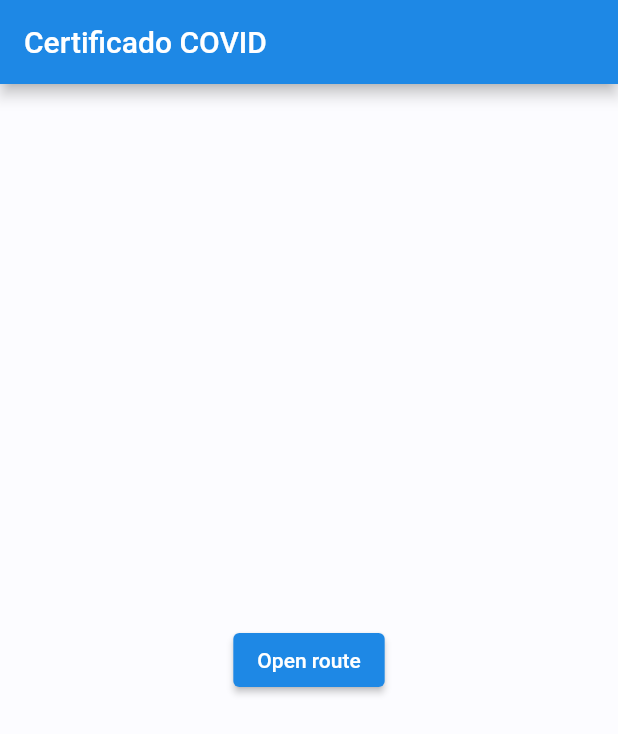
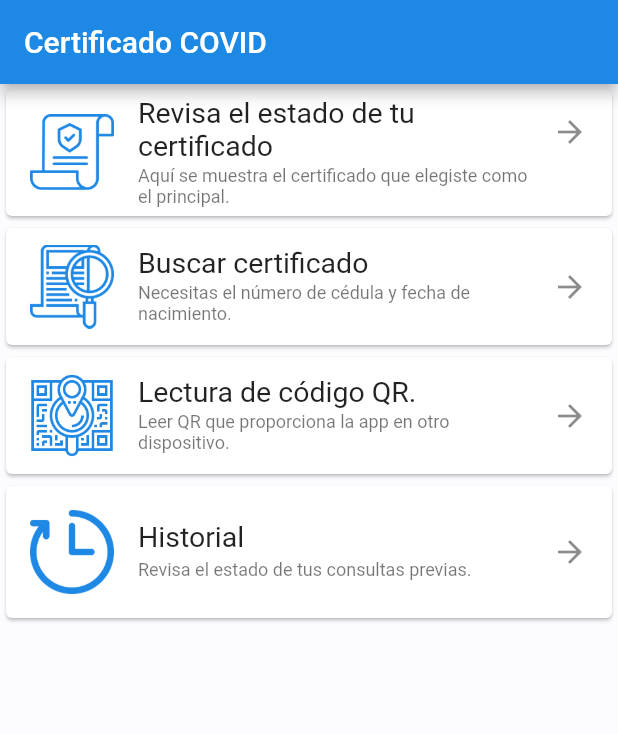
Before and after one commit to AD-Paladins/med_cert, a Flutter app: the screen it shows after launch, on a phone screen of 412 x 824 dp. Shown: the top 734 px of the screen. Run offline on Flutter 3.47's test engine with Material 2 defaults, Android fonts, the light colour scheme and no system bars; our stand-ins replace dio, qr_flutter, shared_preferences; missing offline and left inert: encrypt.

Commit message:
add: Listo of functionalities in main screen

```diff
--- a/lib/screens/main_screen.dart
+++ b/lib/screens/main_screen.dart
@@ -1,4 +1,6 @@
+import 'dart:io' show Platform;
 import 'package:flutter/material.dart';
+import 'package:med_cert/screens/search_certificate.dart';
 import 'package:med_cert/util/shared_preferences_util.dart';
 import 'package:shared_preferences/shared_preferences.dart';
 import 'qr_screen.dart';
@@ -8,16 +10,119 @@ class MainScreen extends StatelessWidget {
 
   @override
   Widget build(BuildContext context) {
+    Icon arrowIcon = Platform.isAndroid
+        ? const Icon(Icons.arrow_forward)
+        : const Icon(Icons.arrow_forward_ios);
     return Scaffold(
       appBar: AppBar(
         title: Text('Certificado COVID'),
       ),
-      body: Center(
-        child: ElevatedButton(
-          child: Text('Open route'),
-          onPressed: () async {
-            String dni =
-                await SharedPreferencesUtil.getString(key: "dni") ?? "";
+      body: Column(
+        children: [
+          InkWell(
+            onTap: () => _goToGetCerttificate(context),
+            child: Card(
+              child: ListTile(
+                leading: Image.asset(
+                  "assets/icons/policy.png",
+                  color: Theme.of(context).colorScheme.onSecondary,
+                ),
+                trailing: arrowIcon,
+                title: Text(
+                  "Revisa el estado de tu certificado",
+                  style: TextStyle(fontSize: 19),
+                ),
+                subtitle: Padding(
+                    padding: EdgeInsets.only(top: 2, bottom: 2),
+                    child: Text(
+                      "Aquí se muestra el certificado que elegiste como el principal.",
+                      style: TextStyle(fontSize: 12),
+                    )),
+              ),
+            ),
+          ),
+          InkWell(
+            onTap: () => _goToSearchCerttificate(context),
+            child: Card(
+              child: Padding(
+                padding: EdgeInsets.symmetric(vertical: 8),
+                child: ListTile(
+                  leading: Image.asset(
+                    "assets/icons/search-file.png",
+                    color: Theme.of(context).colorScheme.onSecondary,
+                  ),
+                  trailing: arrowIcon,
+                  title: Text(
+                    "Buscar certificado",
+                    style: TextStyle(fontSize: 19),
+                  ),
+                  subtitle: Padding(
+                      padding: EdgeInsets.only(top: 2, bottom: 2),
+                      child: Text(
+                        "Necesitas el número de cédula y fecha de nacimiento.",
+                        style: TextStyle(fontSize: 12),
+                      )),
+                ),
+              ),
+            ),
+          ),
+          InkWell(
+            onTap: () => _goToGetCerttificate(context),
+            child: Card(
+              child: Padding(
+                padding: EdgeInsets.symmetric(vertical: 8),
+                child: ListTile(
+                  leading: Image.asset(
+                    "assets/icons/search-qr.png",
+                    color: Theme.of(context).colorScheme.onSecondary,
+                  ),
+                  trailing: arrowIcon,
+                  title: Text(
+                    "Lectura de código QR.",
+                    style: TextStyle(fontSize: 19),
+                  ),
+                  subtitle: Padding(
+                      padding: EdgeInsets.only(top: 2, bottom: 2),
+                      child: Text(
+                        "Leer QR que proporciona la app en otro dispositivo.",
+                        style: TextStyle(fontSize: 12),
+                      )),
+                ),
+              ),
+            ),
+          ),
+          InkWell(
+            onTap: () => _goToGetCerttificate(context),
+            child: Card(
+              child: Padding(
+                padding: EdgeInsets.symmetric(vertical: 8),
+                child: ListTile(
+                  leading: Image.asset(
+                    "assets/icons/history.png",
+                    color: Theme.of(context).colorScheme.onSecondary,
+                  ),
+                  trailing: arrowIcon,
+                  title: Text(
+                    "Historial",
+                    style: TextStyle(fontSize: 19),
+                  ),
+                  subtitle: Padding(
+                      padding: EdgeInsets.only(top: 2, bottom: 2),
+                      child: Text(
+                        "Revisa el estado de tus consultas previas.",
+                        style: TextStyle(fontSize: 12),
+                      )),
+                ),
+              ),
+            ),
+          ),
+        ],
+      ),
+    );
+  }
+
+  _goToGetCerttificate(BuildContext context) async {
+    String dni = await SharedPreferencesUtil.getString(key: "dni") ?? "";
     String birthDate =
         await SharedPreferencesUtil.getString(key: "birthDate") ?? "";
     Navigator.push(
@@ -28,9 +133,15 @@ class MainScreen extends StatelessWidget {
                 dni: dni,
               )),
     );
-          },
-        ),
-      ),
+  }
+
+  _goToSearchCerttificate(BuildContext context) async {
+    String dni = await SharedPreferencesUtil.getString(key: "dni") ?? "";
+    String birthDate =
+        await SharedPreferencesUtil.getString(key: "birthDate") ?? "";
+    Navigator.push(
+      context,
+      MaterialPageRoute(builder: (context) => SearchScreen()),
     );
   }
 }
--- a/lib/util/const.dart
+++ b/lib/util/const.dart
@@ -8,12 +8,16 @@ class Constants {
   //Colors for theme
   static Color lightPrimary = Colors.blue.shade600;
   static Color lightTextPrimary = Colors.white;
+  static Color darkTextPrimary = Colors.white;
+  static Color darkNavbarBackGround = Color(0xff424242);
   static Color primaryVariant = Color(0xfffdfdff);
   static Color darkPrimary = Colors.black;
+  static Color onDarkPrimary = Colors.white;
   static Color lightAccent = Color(0xff5563ff);
   static Color darkAccent = Color(0xff5563ff);
   static Color lightBG = Color(0xfffcfcff);
   static Color darkBG = Colors.black;
+  static Color onDarkBG = Colors.white;
   static Color ratingBG = Colors.yellow.shade700;
   static Color error = Colors.red.shade700;
 
@@ -52,13 +56,25 @@ class Constants {
     scaffoldBackgroundColor: darkBG,
     cursorColor: darkAccent,
     appBarTheme: AppBarTheme(
-      textTheme: TextTheme(
-        headline6: TextStyle(
+        toolbarTextStyle: TextStyle(
           color: lightBG,
           fontSize: 18.0,
           fontWeight: FontWeight.w800,
         ),
-      ),
-    ),
+        backgroundColor: darkNavbarBackGround),
+    colorScheme: ColorScheme(
+        primary: darkPrimary,
+        primaryVariant: primaryVariant,
+        secondary: darkAccent,
+        secondaryVariant: darkAccent,
+        surface: darkBG,
+        background: darkBG,
+        error: error,
+        onPrimary: onDarkPrimary,
+        onSecondary: onDarkPrimary,
+        onSurface: onDarkBG,
+        onBackground: onDarkBG,
+        onError: darkBG,
+        brightness: Brightness.dark),
   );
 }
```
Also changed, not shown: lib/screens/list_cards_screen.dart (added, +32 -0 lines), lib/screens/search_certificate.dart (added, +54 -0 lines), pubspec.yaml (+2 -18 lines), assets/icons/history.png (added), assets/icons/medical-certificate.png (added), assets/icons/policy.png (added), assets/icons/search-file.png (added), assets/icons/search-qr.png (added), 2 other files. Lines whose indentation alone changed are shown as unchanged.
